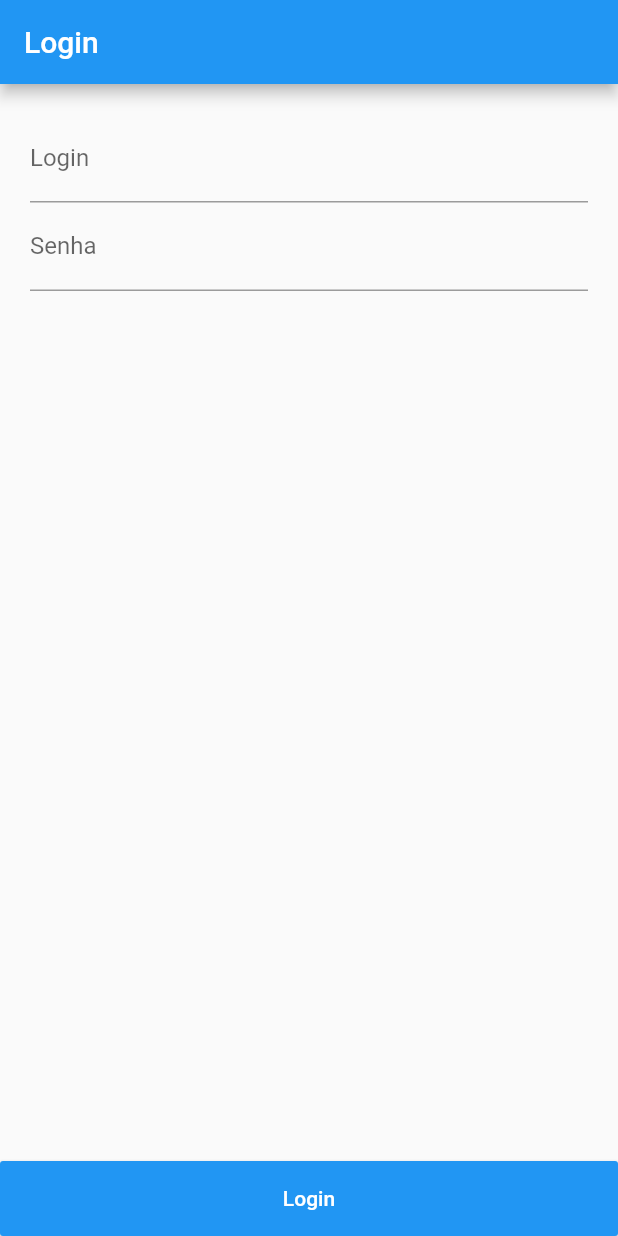
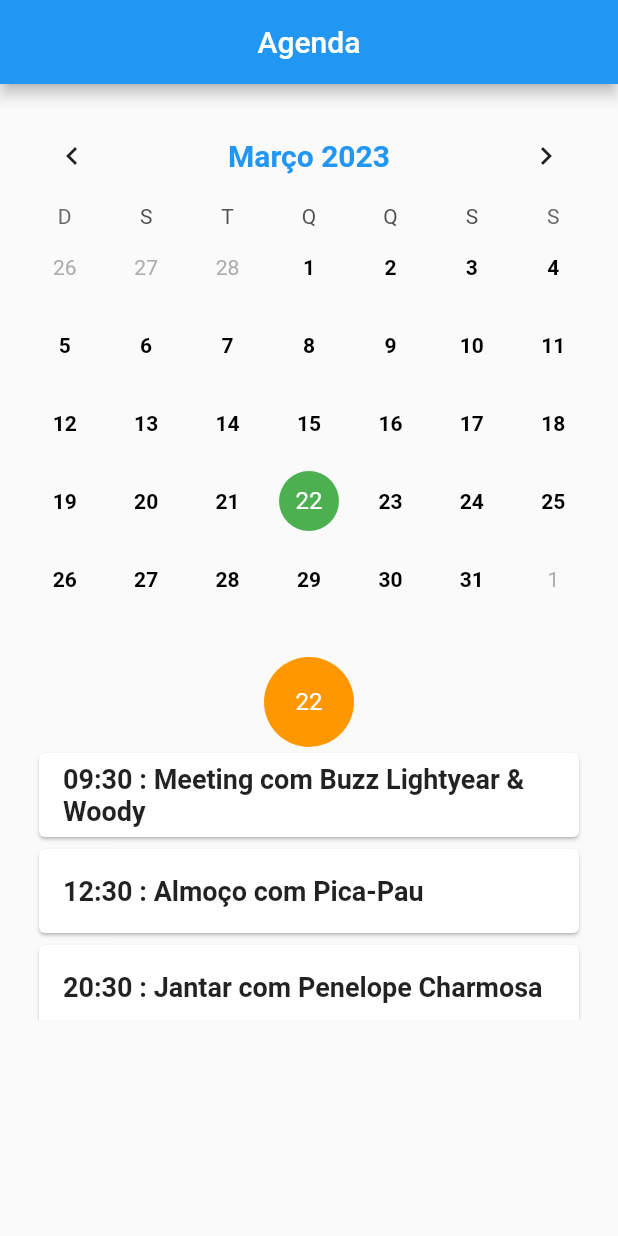
Before and after one commit to EvanioSilva/app_redes_sociais, a Flutter app: the screen it shows after launch, on a phone screen of 412 x 824 dp. Run offline on Flutter 3.47's test engine with Material 2 defaults, Android fonts, the phone set to English and light mode, and no system bars; drawn by our look-alikes of table_calendar; our stand-ins replace badges, carousel_slider, connectivity, flutter_svg, get and 1 more; missing offline and left inert: dart:ffi, flutter_carousel_slider; accounts and stored records are empty.

Commit message:
calendar

```diff
--- /dev/null
+++ b/lib/controllers/calendar_controller.dart
@@ -0,0 +1,76 @@
+import 'package:get/get.dart';
+import 'package:table_calendar/table_calendar.dart';
+
+class CalendarController extends GetxController{
+
+  /// Datas Aux. Calendário
+  late DateTime primeiroDia;
+  late DateTime ultimoDia;
+  late DateTime diaAtual;
+
+  /// Formatação inicial calendário - Visão semana
+  CalendarFormat calendarFormat = CalendarFormat.month;
+
+  /// Outros Formatos
+  Map<CalendarFormat, String> availableCalendarFormats = {
+    CalendarFormat.month: 'Mês',
+    CalendarFormat.week: 'Semana',
+    CalendarFormat.twoWeeks: 'Quinzena'
+  };
+
+  /// Tradução Textos Calendário
+  String locale = 'pt-BR';
+
+  // Conteúdo da agenda no dia selecionado
+  List<String> agenda = [];
+
+  @override
+  void onInit() async {
+    // Parâmetros Iniciais
+    primeiroDia = DateTime.now().add(Duration(days: -365));
+    ultimoDia = DateTime.now().add(Duration(days: 365));
+    diaAtual = DateTime.now();
+
+    // Agenda do dia atual
+    getProgramacaoDia(diaAtual);
+
+    super.onInit();
+  }
+
+  // Modo view do calendário
+  void onFormatChanged(format) {
+    calendarFormat = format;
+    // refresh ui
+    update(['calendario']);
+  }
+
+  // Busca a agenda do dia
+  Future getProgramacaoDia(data) async {
+    // Seta dia atual
+    diaAtual = data;
+
+    // busca dados da agenda
+    getAgenda(data);
+
+    // refresh ui
+    update(['calendario', 'agenda']);
+  }
+
+  // Dados Mock
+  void getAgenda(DateTime data) {
+    agenda = [];
+    if (data.day == 22 ) {
+      agenda = [
+        '09:30 : Meeting com Buzz Lightyear & Woody',
+        '12:30 : Almoço com Pica-Pau',
+        '20:30 : Jantar com Penelope Charmosa',
+      ];
+    } else if (data.day == 21) {
+      agenda = [
+        '08:45 : Passeio no parque com Peppa Pig',
+        '12:30 : Almoço com Shrek & Fiona',
+        '22:00 : Palestra com os Jetsons',
+      ];
+    }
+  }
+}
--- a/lib/controllers/main_controller.dart
+++ b/lib/controllers/main_controller.dart
@@ -8,6 +8,7 @@ import 'package:connectivity/connectivity.dart';
 import 'package:flutter/material.dart';
 import 'package:get/get.dart';
 import 'package:sqflite/sqflite.dart';
+
 
 class MainController extends GetxController{
   // Lista de Posts
--- /dev/null
+++ b/lib/examples/calendar/calendar_page.dart
@@ -0,0 +1,156 @@
+import 'package:app_redes_sociais/controllers/calendar_controller.dart';
+import 'package:flutter/material.dart';
+import 'package:flutter_svg/flutter_svg.dart';
+import 'package:get/get.dart';
+import 'package:table_calendar/table_calendar.dart';
+import 'package:intl/intl.dart';
+
+class CalendarPage extends GetView<CalendarController> {
+  @override
+  Widget build(BuildContext context) {
+    return Scaffold(
+        appBar: AppBar(title: const Text('Agenda'), centerTitle: true,),
+        // Cabeçalho
+        body: _buildCalendar());
+  }
+
+  Widget _buildCalendar() {
+    return Container(
+      padding: EdgeInsets.all(16),
+        child: GetBuilder<CalendarController>(
+            id: 'calendario',
+            builder: (context) {
+              return Column(
+                children: [
+                  TableCalendar(
+                      locale: controller.locale,
+                      firstDay: controller.primeiroDia,
+                      lastDay: controller.ultimoDia,
+                      focusedDay: controller.diaAtual,
+                      calendarFormat: controller.calendarFormat,
+
+                      // Formatação Mês/Ano
+                      headerStyle: HeaderStyle(
+                          titleCentered: true,
+                          formatButtonVisible: false,
+                          titleTextStyle: const TextStyle(
+                              fontSize: 20,
+                              fontWeight: FontWeight.bold,
+                              color: Colors.blue),
+                          titleTextFormatter: (day, locale) =>
+                              DateFormat('MMMM yyyy', locale)
+                                  .format(day)
+                                  .capitalize!),
+
+                      // Formatação dia semana
+                      daysOfWeekStyle: DaysOfWeekStyle(
+                          dowTextFormatter: (day, locale) =>
+                              DateFormat.E(controller.locale)
+                                  .format(day)[0]
+                                  .toUpperCase()),
+
+                      // Formatação dia mês
+                      calendarStyle: CalendarStyle(
+                        defaultTextStyle: const TextStyle(
+                            color: Colors.black, fontWeight: FontWeight.bold),
+                        weekendTextStyle: const TextStyle(
+                            color: Colors.black, fontWeight: FontWeight.bold),
+                        todayDecoration: const BoxDecoration(
+                          shape: BoxShape.circle,
+                          color: Colors.blue,
+                        ),
+                        selectedTextStyle: TextStyle(
+                          color: Colors.white,
+                          fontWeight:
+                              isSameDay(DateTime.now(), controller.diaAtual)
+                                  ? FontWeight.normal
+                                  : FontWeight.bold,
+                          fontSize:
+                              isSameDay(DateTime.now(), controller.diaAtual)
+                                  ? 16
+                                  : 14,
+                        ),
+                        selectedDecoration: const BoxDecoration(
+                            shape: BoxShape.circle, color: Colors.green),
+                      ),
+                      selectedDayPredicate: (day) =>
+                          isSameDay(day, controller.diaAtual),
+                      availableCalendarFormats:
+                          controller.availableCalendarFormats,
+                      onFormatChanged: (day) => controller.onFormatChanged(day),
+                      onDaySelected: (dayInicio, dayFim) async {
+                        controller.getProgramacaoDia(dayInicio);
+                      },
+                      // mudança mês
+                      onPageChanged: (day) =>
+                          controller.getProgramacaoDia(day)),
+                  const SizedBox(
+                    height: 20,
+                  ),
+                  Flexible(child: _buildAgenda(controller.diaAtual))
+                ],
+              );
+            }));
+  }
+
+  Widget _buildAgenda(DateTime data) {
+    return GetBuilder<CalendarController>(
+      id: 'agenda',
+      builder: (context) {
+        return controller.agenda.isEmpty
+            ? Container(
+                margin: EdgeInsets.only(top: 100),
+                child: Column(
+                  children: [
+                    const Text(
+                      'Oba tudo livre!',
+                      style: const TextStyle(fontSize: 30),
+                    ),
+                    SvgPicture.asset(
+                      'assets/images/feliz.svg',
+                      width: 150,
+                    ),
+                  ],
+                ),
+              )
+            : Container(
+                padding: const EdgeInsets.all(6),
+                child: Column(
+                  children: [
+                    Flexible(
+                      child: SizedBox(
+                        height: 60,
+                        width: 60,
+                        child: CircleAvatar(
+                          backgroundColor: Colors.orange,
+                          child: Text(
+                            data.day.toString(),
+                            style: TextStyle(color: Colors.white),
+                          ),
+                        ),
+                      ),
+                    ),
+
+                    Flexible(
+                      child: ListView.builder(
+                        itemCount: controller.agenda.length,
+                        itemBuilder: (BuildContext context, int index) {
+                          return Card(
+                            child: ListTile(
+                              title: Text(
+                                controller.agenda[index],
+                                style: const TextStyle(
+                                    fontSize: 18, fontWeight: FontWeight.bold),
+                              ),
+                            ),
+                          );
+                        },
+                      ),
+                    ),
+                  ],
+                ),
+              );
+      },
+    );
+  }
+}
--- a/lib/login/login_page.dart
+++ b/lib/login/login_page.dart
@@ -1,4 +1,5 @@
 import 'package:app_redes_sociais/controllers/main_controller.dart';
+import 'package:app_redes_sociais/examples/calendar/calendar_page.dart';
 import 'package:flutter/material.dart';
 import 'package:get/get.dart';
 
@@ -37,6 +38,7 @@ class LoginPage extends StatelessWidget {
           MainController controller = Get.find();
           // Autenticação
           controller.autenticar(login, senha);
+          Get.to(() => CalendarPage());
         },
         color: Colors.blue,
         height: 50,
--- a/lib/main.dart
+++ b/lib/main.dart
@@ -1,10 +1,12 @@
-import 'package:app_redes_sociais/login/login_page.dart';
+import 'package:app_redes_sociais/examples/calendar/calendar_page.dart';
 import 'package:flutter/material.dart';
 import 'package:get/get.dart';
+import 'controllers/calendar_controller.dart';
 import 'controllers/main_controller.dart';
-import 'examples/carousel/carousel.dart';
+import 'package:intl/date_symbol_data_local.dart';
 
-void main() {
+void main() async {
+  await initializeDateFormatting('pt_BR');
   runApp(const MyApp());
 }
 
@@ -22,8 +24,9 @@ class MyApp extends StatelessWidget {
       ),
       initialBinding: BindingsBuilder((){
         Get.put(MainController());
+        Get.put(CalendarController());
       }),
-      home: LoginPage(),
+      home: CalendarPage(),
     );
   }
 }
--- a/pubspec.yaml
+++ b/pubspec.yaml
@@ -41,6 +41,7 @@ dependencies:
   connectivity: ^3.0.6
   carousel_slider: ^4.2.1
   flutter_carousel_slider: ^1.0.7
+  table_calendar: ^3.0.5
 
 dev_dependencies:
   flutter_test:
```
Also changed, not shown: pubspec.lock.
